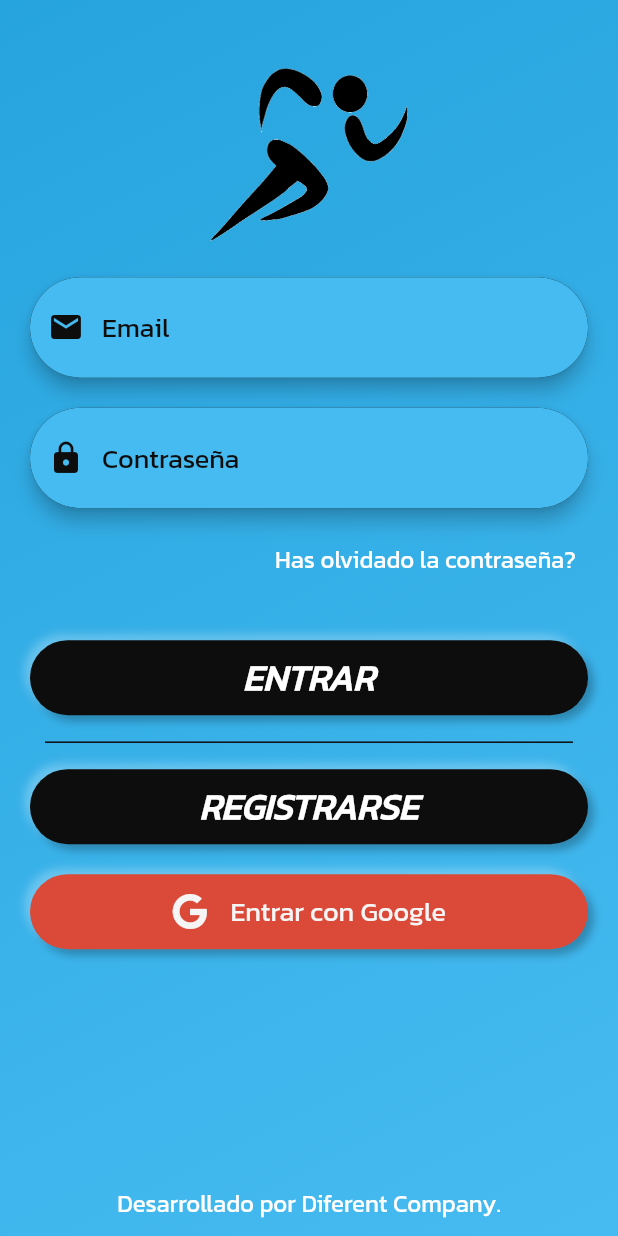
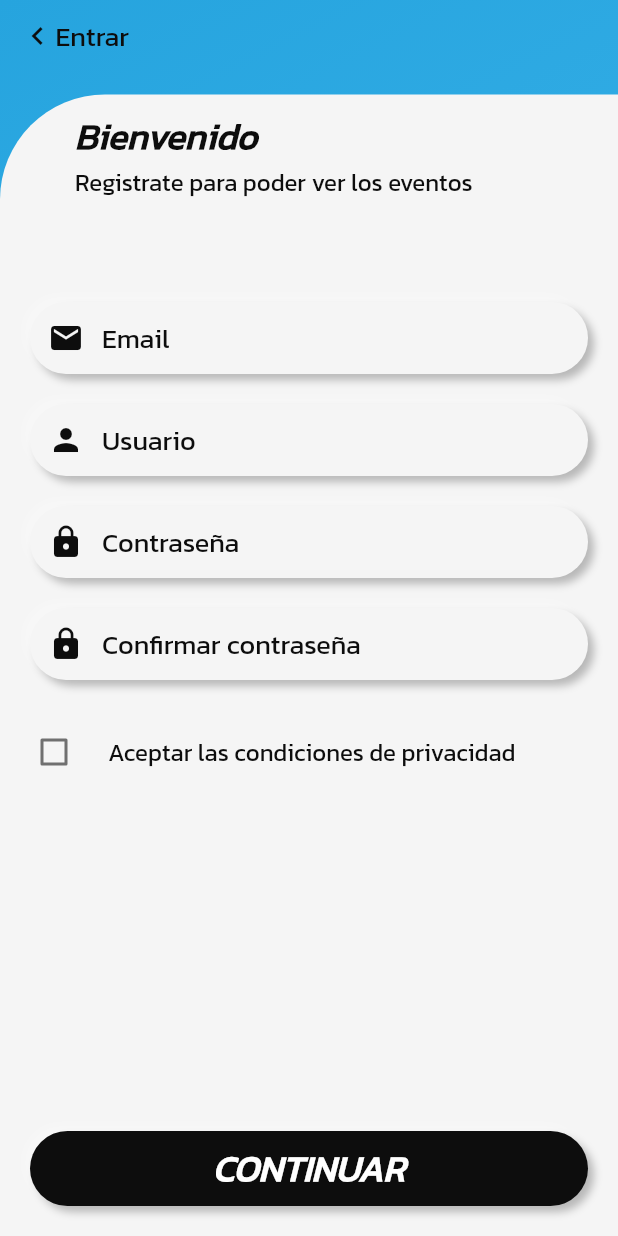
Before and after one commit to D1f3r3nt/Sporth, a Flutter app: the screen it shows after launch, on a phone screen of 412 x 824 dp. Run offline on Flutter 3.47's test engine with Material 2 defaults, Android fonts, the phone set to English and light mode, and no system bars; our stand-ins replace firebase_core, font_awesome_flutter; accounts and stored records are empty.

Commit message:
SPOR-17: Add SingUp Page

```diff
--- a/lib/main.dart
+++ b/lib/main.dart
@@ -1,5 +1,6 @@
 import 'package:flutter/material.dart';
 import 'package:sporth/pages/login_page.dart';
+import 'package:sporth/pages/sing_up_page.dart';
 
 void main() => runApp(const MyApp());
 
@@ -11,7 +12,7 @@ class MyApp extends StatelessWidget {
     return MaterialApp(
       debugShowCheckedModeBanner: false,
       title: 'Material App',
-      home: LoginPage(),
+      home: SingUpPage(),
     );
   }
 }
--- a/lib/pages/login_page.dart
+++ b/lib/pages/login_page.dart
@@ -31,12 +31,14 @@ class LoginPage extends StatelessWidget {
                 width: size.width * 0.4,
                 fit: BoxFit.contain,
               ),
+              const SizedBox(height: 20),
               const FormInput(
                 icon: Icon(
                   Icons.email,
                   color: ColorsUtils.black,
                 ),
                 placeholder: 'Email',
+                fillColor: ColorsUtils.lightblue,
               ),
               const SizedBox(height: 20),
               const FormInput(
@@ -45,11 +47,11 @@ class LoginPage extends StatelessWidget {
                   color: ColorsUtils.black,
                 ),
                 placeholder: 'Contraseña',
+                fillColor: ColorsUtils.lightblue,
               ),
               const SizedBox(height: 10),
-              Padding(
+              Container(
                 padding: const EdgeInsets.symmetric(horizontal: 20.0),
-                child: Container(
                 alignment: Alignment.centerRight,
                 child: TextButton(
                   child: const Text(
@@ -59,8 +61,7 @@ class LoginPage extends StatelessWidget {
                   onPressed: () {},
                 ),
               ),
-              ),
-              const SizedBox(height: 30),
+              const Expanded(child: SizedBox()),
               Padding(
                 padding: const EdgeInsets.symmetric(horizontal: 20.0),
                 child: ButtonInput(
@@ -84,12 +85,12 @@ class LoginPage extends StatelessWidget {
                 ),
               ),
               const SizedBox(height: 20),
-              Padding(
-                padding: const EdgeInsets.symmetric(horizontal: 20.0),
+              const Padding(
+                padding: EdgeInsets.symmetric(horizontal: 20.0),
                 child: ButtonGoogleInput(),
               ),
               const Expanded(child: SizedBox()),
-              Text(
+              const Text(
                 'Desarrollado por Diferent Company.',
                 style: TextUtils.kanit_16_white,
               ),
--- /dev/null
+++ b/lib/pages/sing_up_page.dart
@@ -0,0 +1,122 @@
+import 'package:flutter/material.dart';
+import 'package:sporth/utils/utils.dart';
+import 'package:sporth/widgets/widgets.dart';
+
+class SingUpPage extends StatelessWidget {
+  const SingUpPage({super.key});
+
+  @override
+  Widget build(BuildContext context) {
+    return Scaffold(
+      resizeToAvoidBottomInset: false,
+      body: Container(
+        decoration: const BoxDecoration(
+          gradient: EffectUtils.linearBlues,
+        ),
+        width: double.infinity,
+        height: double.infinity,
+        child: SafeArea(
+          child: Column(
+            children: [
+              const PopButton(text: 'Entrar'),
+              const SizedBox(height: 15.0),
+              Expanded(
+                child: Container(
+                  decoration: const BoxDecoration(
+                    color: ColorsUtils.white,
+                    borderRadius:
+                        BorderRadius.only(topLeft: Radius.circular(70.0)),
+                  ),
+                  width: double.infinity,
+                  child: Column(
+                    crossAxisAlignment: CrossAxisAlignment.center,
+                    children: [
+                      Container(
+                        padding: const EdgeInsets.only(top: 10.0, left: 50.0),
+                        alignment: Alignment.centerLeft,
+                        child: const Text(
+                          'Bienvenido',
+                          style: TextUtils.kanitItalic_24_black,
+                        ),
+                      ),
+                      Container(
+                        padding: const EdgeInsets.only(left: 50.0),
+                        alignment: Alignment.centerLeft,
+                        child: const Text(
+                          'Registrate para poder ver los eventos',
+                          style: TextUtils.kanit_16_black,
+                        ),
+                      ),
+                      const Expanded(flex: 1, child: SizedBox()),
+                      const Padding(
+                        padding: EdgeInsets.only(bottom: 20.0),
+                        child: FormInput(
+                          icon: Icon(
+                            Icons.email,
+                            color: ColorsUtils.black,
+                          ),
+                          placeholder: 'Email',
+                          fillColor: ColorsUtils.white,
+                        ),
+                      ),
+                      const Padding(
+                        padding: EdgeInsets.only(bottom: 20.0),
+                        child: FormInput(
+                          icon: Icon(
+                            Icons.person,
+                            color: ColorsUtils.black,
+                          ),
+                          placeholder: 'Usuario',
+                          fillColor: ColorsUtils.white,
+                        ),
+                      ),
+                      const Padding(
+                        padding: EdgeInsets.only(bottom: 20.0),
+                        child: FormInput(
+                          icon: Icon(
+                            Icons.lock,
+                            color: ColorsUtils.black,
+                          ),
+                          placeholder: 'Contraseña',
+                          fillColor: ColorsUtils.white,
+                        ),
+                      ),
+                      const Padding(
+                        padding: EdgeInsets.only(bottom: 20.0),
+                        child: FormInput(
+                          icon: Icon(
+                            Icons.lock,
+                            color: ColorsUtils.black,
+                          ),
+                          placeholder: 'Confirmar contraseña',
+                          fillColor: ColorsUtils.white,
+                        ),
+                      ),
+                      CheckboxListTile(
+                        value: false,
+                        onChanged: (value) {},
+                        title: const Text(
+                          'Aceptar las condiciones de privacidad',
+                          style: TextUtils.kanit_16_black,
+                        ),
+                        controlAffinity: ListTileControlAffinity.leading,
+                      ),
+                      const Expanded(flex: 3, child: SizedBox()),
+                      Padding(
+                        padding: const EdgeInsets.all(20.0),
+                        child: ButtonInput(
+                          text: 'CONTINUAR',
+                          funcion: () {},
+                        ),
+                      ),
+                    ],
+                  ),
+                ),
+              )
+            ],
+          ),
+        ),
+      ),
+    );
+  }
+}
--- a/lib/utils/text_utils.dart
+++ b/lib/utils/text_utils.dart
@@ -22,15 +22,30 @@ class TextUtils {
     color: Colors.white,
   );
 
+  static const TextStyle kanitItalic_24_black = TextStyle(
+    fontFamily: 'Kanit',
+    fontSize: 24.0,
+    fontStyle: FontStyle.italic,
+    fontWeight: FontWeight.bold,
+    color: ColorsUtils.black,
+  );
+
   static const TextStyle kanit_16_white = TextStyle(
     fontFamily: 'Kanit',
     fontSize: 16.0,
     color: Colors.white,
   );
 
+  static const TextStyle kanit_16_black = TextStyle(
+    fontFamily: 'Kanit',
+    fontSize: 16.0,
+    color: ColorsUtils.black,
+  );
+
   static const TextStyle kanitBold_18 = TextStyle(
     fontFamily: 'Kanit',
     fontSize: 18.0,
     fontWeight: FontWeight.w500,
+    color: ColorsUtils.black,
   );
 }
--- a/lib/widgets/form_input.dart
+++ b/lib/widgets/form_input.dart
@@ -1,17 +1,20 @@
 import 'package:flutter/material.dart';
 import 'package:sporth/utils/color_utils.dart';
+import 'package:sporth/utils/effect_utils.dart';
 import 'package:sporth/utils/text_utils.dart';
 
 class FormInput extends StatelessWidget {
   final Form? form;
   final Icon icon;
   final String placeholder;
+  final Color fillColor;
 
   const FormInput({
     super.key,
     this.form,
     required this.icon,
     required this.placeholder,
+    required this.fillColor,
   });
 
   @override
@@ -20,10 +23,11 @@ class FormInput extends StatelessWidget {
 
     return Padding(
       padding: const EdgeInsets.symmetric(horizontal: 20.0),
-      child: PhysicalModel(
-        elevation: 5.0,
-        color: ColorsUtils.black,
-        borderRadius: BorderRadius.circular(50.0),
+      child: Container(
+        decoration: BoxDecoration(
+          boxShadow: EffectUtils.dropShadow,
+          borderRadius: BorderRadius.circular(60.0),
+        ),
         child: TextFormField(
           validator: (value) => (value == null || value.isEmpty)
               ? 'Introduzca: $placeholder'
@@ -33,11 +37,12 @@ class FormInput extends StatelessWidget {
               borderRadius: BorderRadius.circular(60.0),
               borderSide: BorderSide.none,
             ),
+            contentPadding: const EdgeInsets.symmetric(vertical: 5.0),
             prefixIcon: icon,
             prefixIconColor: ColorsUtils.black,
             hintText: placeholder,
             hintStyle: TextUtils.kanit_18_black,
-            fillColor: ColorsUtils.lightblue,
+            fillColor: fillColor,
             filled: true,
           ),
         ),
--- /dev/null
+++ b/lib/widgets/pop_button.dart
@@ -0,0 +1,36 @@
+import 'package:flutter/material.dart';
+import 'package:sporth/utils/utils.dart';
+
+class PopButton extends StatelessWidget {
+  final String text;
+  const PopButton({
+    Key? key,
+    required this.text,
+  }) : super(key: key);
+
+  @override
+  Widget build(BuildContext context) {
+    return Padding(
+      padding: const EdgeInsets.symmetric(horizontal: 5.0),
+      child: Container(
+        alignment: Alignment.centerLeft,
+        child: TextButton(
+          child: Row(
+            mainAxisSize: MainAxisSize.min,
+            children: [
+              const Icon(
+                Icons.keyboard_arrow_left_sharp,
+                color: ColorsUtils.black,
+              ),
+              Text(
+                text,
+                style: TextUtils.kanit_18_black,
+              ),
+            ],
+          ),
+          onPressed: () {},
+        ),
+      ),
+    );
+  }
+}
--- /dev/null
+++ b/lib/widgets/widgets.dart
@@ -0,0 +1,4 @@
+export 'pop_button.dart';
+export 'button_google_input.dart';
+export 'button_input.dart';
+export 'form_input.dart';
```
Lines whose indentation alone changed are shown as unchanged.
